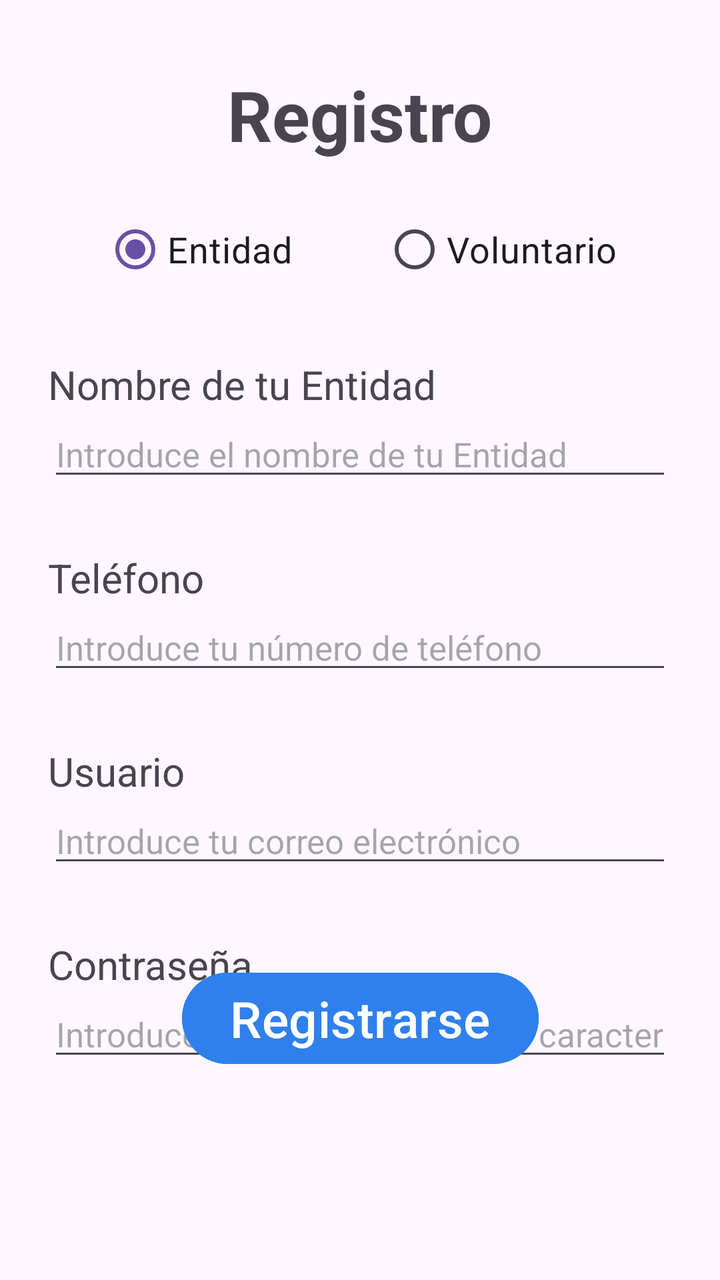
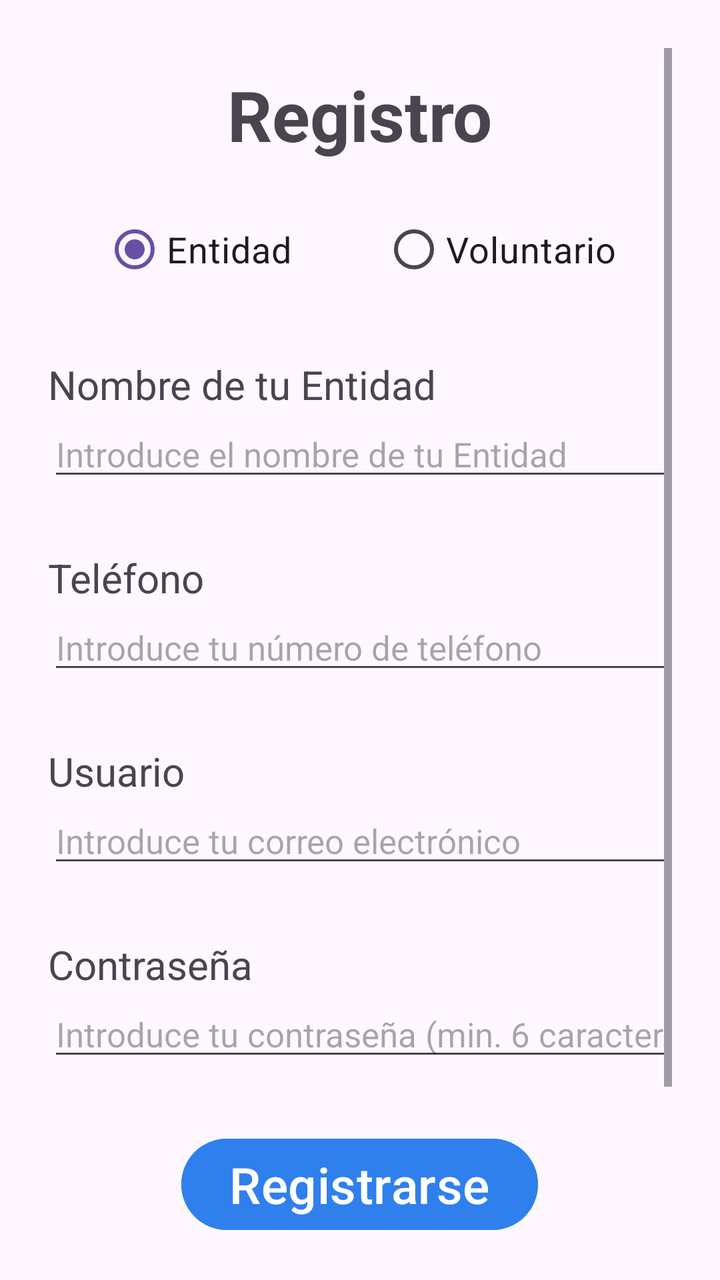

Screens rendered from an Android XML layout before and after an edit, with the pre-edit source and the edit as a unified diff.
<!-- AndroidManifest.xml: application theme Theme.Conecta_Voluntariado_TFG -->
<!-- res/layout/activity_registration.xml -->
<?xml version="1.0" encoding="utf-8"?>
<androidx.constraintlayout.widget.ConstraintLayout xmlns:android="http://schemas.android.com/apk/res/android"
    xmlns:app="http://schemas.android.com/apk/res-auto"
    xmlns:tools="http://schemas.android.com/tools"
    android:id="@+id/main"
    android:layout_width="match_parent"
    android:layout_height="match_parent"
    android:padding="24dp"
    tools:context="com.conecta_voluntariado_tfg.RegistrationActivity">

    <TextView
        android:id="@+id/tvSignUp"
        android:layout_width="wrap_content"
        android:layout_height="wrap_content"
        android:layout_marginTop="10dp"
        android:text="Registro"
        android:textSize="35sp"
        android:textStyle="bold"
        app:layout_constraintEnd_toEndOf="parent"
        app:layout_constraintStart_toStartOf="parent"
        app:layout_constraintTop_toTopOf="parent" />

    <RadioGroup
        android:id="@+id/radioGroup"
        android:layout_width="wrap_content"
        android:layout_height="wrap_content"
        android:layout_marginTop="20dp"
        android:orientation="horizontal"
        app:layout_constraintEnd_toEndOf="parent"
        app:layout_constraintStart_toStartOf="parent"
        app:layout_constraintTop_toBottomOf="@+id/tvSignUp">

        <RadioButton
            android:id="@+id/entityRadio"
            android:layout_width="wrap_content"
            android:layout_height="wrap_content"
            android:checked="true"
            android:text="Entidad"
            android:textSize="18sp" />

        <RadioButton
            android:id="@+id/volunteerRadio"
            android:layout_width="wrap_content"
            android:layout_height="wrap_content"
            android:layout_marginLeft="45dp"
            android:text="Voluntario"
            android:textSize="18sp" />
    </RadioGroup>

    <LinearLayout
        android:id="@+id/entityContainer"
        android:layout_width="match_parent"
        android:layout_height="wrap_content"
        android:orientation="vertical"
        app:layout_constraintEnd_toEndOf="parent"
        app:layout_constraintStart_toStartOf="parent"
        app:layout_constraintTop_toBottomOf="@+id/radioGroup">

        <TextView
            android:layout_width="wrap_content"
            android:layout_height="wrap_content"
            android:layout_marginTop="30dp"
            android:text="Nombre de tu Entidad"
            android:textSize="20sp"
            app:layout_constraintStart_toStartOf="parent" />

        <EditText
            android:id="@+id/etNameEntity"
            android:layout_width="match_parent"
            android:layout_height="wrap_content"
            android:layout_marginBottom="30dp"
            android:hint="Introduce el nombre de tu Entidad"
            android:textSize="17sp" />

        <TextView
            android:layout_width="match_parent"
            android:layout_height="wrap_content"
            android:text="Teléfono"
            android:textSize="20sp" />

        <EditText
            android:id="@+id/etPhoneNumber"
            android:layout_width="match_parent"
            android:layout_height="wrap_content"
            android:layout_marginBottom="30dp"
            android:hint="Introduce tu número de teléfono"
            android:inputType="number"
            android:textSize="17sp" />

        <TextView
            android:layout_width="match_parent"
            android:layout_height="wrap_content"
            android:text="Usuario"
            android:textSize="20sp" />

        <EditText
            android:id="@+id/etUserEntity"
            android:layout_width="match_parent"
            android:layout_height="wrap_content"
            android:layout_marginBottom="30dp"
            android:hint="Introduce tu correo electrónico"
            android:inputType="textEmailAddress"
            android:textSize="17sp" />

        <TextView
            android:layout_width="match_parent"
            android:layout_height="wrap_content"
            android:text="Contraseña"
            android:textSize="20sp" />

        <EditText
            android:id="@+id/etPassEntity"
            android:layout_width="match_parent"
            android:layout_height="wrap_content"
            android:hint="Introduce tu contraseña (min. 6 caracteres)"
            android:inputType="textPassword"
            android:textSize="17sp" />
    </LinearLayout>

    <LinearLayout
        android:id="@+id/volunteerContainer"
        android:layout_width="match_parent"
        android:layout_height="wrap_content"
        android:orientation="vertical"
        android:visibility="gone"
        app:layout_constraintEnd_toEndOf="parent"
        app:layout_constraintStart_toStartOf="parent"
        app:layout_constraintTop_toBottomOf="@+id/radioGroup">

        <TextView
            android:layout_width="wrap_content"
            android:layout_height="wrap_content"
            android:layout_marginTop="30dp"
            android:text="Nombre"
            android:textSize="20sp"
            app:layout_constraintStart_toStartOf="parent" />

        <EditText
            android:id="@+id/etNameVolunteer"
            android:layout_width="match_parent"
            android:layout_height="wrap_content"
            android:layout_marginBottom="10dp"
            android:hint="Introduce tu nombre"
            android:textSize="17sp" />

        <TextView
            android:layout_width="match_parent"
            android:layout_height="wrap_content"
            android:layout_marginTop="20dp"
            android:text="Apellidos"
            android:textSize="20sp" />

        <EditText
            android:id="@+id/etSurnameVolunteer"
            android:layout_width="match_parent"
            android:layout_height="wrap_content"
            android:layout_marginBottom="10dp"
            android:hint="Introduce tus apellidos"
            android:textSize="17sp" />

        <TextView
            android:layout_width="match_parent"
            android:layout_height="wrap_content"
            android:layout_marginTop="20dp"
            android:text="Usuario"
            android:textSize="20sp" />

        <EditText
            android:id="@+id/etUserVolunteer"
            android:layout_width="match_parent"
            android:layout_height="wrap_content"
            android:layout_marginBottom="10dp"
            android:hint="Introduce tu correo electrónico"
            android:inputType="textEmailAddress"
            android:textSize="17sp" />

        <TextView
            android:layout_width="match_parent"
            android:layout_height="wrap_content"
            android:layout_marginTop="20dp"
            android:text="Contraseña"
            android:textSize="20sp" />

        <EditText
            android:id="@+id/etPassVolunteer"
            android:layout_width="match_parent"
            android:layout_height="wrap_content"
            android:hint="Introduce tu contraseña (min. 6 caracteres)"
            android:inputType="textPassword"
            android:textSize="17sp" />
    </LinearLayout>

    <Button
        android:id="@+id/btnSignUp"
        android:layout_width="wrap_content"
        android:layout_height="wrap_content"
        android:layout_marginBottom="80dp"
        android:backgroundTint="@color/brand_blue"
        android:text="Registrarse"
        android:textSize="25sp"
        app:layout_constraintBottom_toBottomOf="parent"
        app:layout_constraintEnd_toEndOf="parent"
        app:layout_constraintStart_toStartOf="parent" />

</androidx.constraintlayout.widget.ConstraintLayout>
<!-- resources referenced by this layout -->
<resources>
  <color name="brand_blue">#2F80ED</color>
  <style name="Theme.Conecta_Voluntariado_TFG" parent="Base.Theme.Conecta_Voluntariado_TFG" />
  <style name="Base.Theme.Conecta_Voluntariado_TFG" parent="Theme.Material3.DayNight.NoActionBar">
          
          
      </style>
</resources>

<!-- the commit's change to res/layout/activity_registration.xml (unified diff, before → after) -->
@@ -8,198 +8,207 @@
     android:padding="24dp"
     tools:context="com.conecta_voluntariado_tfg.RegistrationActivity">
 
-    <TextView
-        android:id="@+id/tvSignUp"
-        android:layout_width="wrap_content"
-        android:layout_height="wrap_content"
-        android:layout_marginTop="10dp"
-        android:text="Registro"
-        android:textSize="35sp"
-        android:textStyle="bold"
+    <ScrollView
+        android:layout_width="0dp"
+        android:layout_height="0dp"
+        android:fillViewport="true"
+        app:layout_constraintBottom_toBottomOf="parent"
         app:layout_constraintEnd_toEndOf="parent"
         app:layout_constraintStart_toStartOf="parent"
-        app:layout_constraintTop_toTopOf="parent" />
-
-    <RadioGroup
-        android:id="@+id/radioGroup"
-        android:layout_width="wrap_content"
-        android:layout_height="wrap_content"
-        android:layout_marginTop="20dp"
-        android:orientation="horizontal"
-        app:layout_constraintEnd_toEndOf="parent"
-        app:layout_constraintStart_toStartOf="parent"
-        app:layout_constraintTop_toBottomOf="@+id/tvSignUp">
-
-        <RadioButton
-            android:id="@+id/entityRadio"
-            android:layout_width="wrap_content"
-            android:layout_height="wrap_content"
-            android:checked="true"
-            android:text="Entidad"
-            android:textSize="18sp" />
-
-        <RadioButton
-            android:id="@+id/volunteerRadio"
-            android:layout_width="wrap_content"
-            android:layout_height="wrap_content"
-            android:layout_marginLeft="45dp"
-            android:text="Voluntario"
-            android:textSize="18sp" />
-    </RadioGroup>
-
-    <LinearLayout
-        android:id="@+id/entityContainer"
-        android:layout_width="match_parent"
-        android:layout_height="wrap_content"
-        android:orientation="vertical"
-        app:layout_constraintEnd_toEndOf="parent"
-        app:layout_constraintStart_toStartOf="parent"
-        app:layout_constraintTop_toBottomOf="@+id/radioGroup">
-
-        <TextView
-            android:layout_width="wrap_content"
-            android:layout_height="wrap_content"
-            android:layout_marginTop="30dp"
-            android:text="Nombre de tu Entidad"
-            android:textSize="20sp"
-            app:layout_constraintStart_toStartOf="parent" />
-
-        <EditText
-            android:id="@+id/etNameEntity"
+        app:layout_constraintTop_toTopOf="parent">
+
+        <LinearLayout
             android:layout_width="match_parent"
             android:layout_height="wrap_content"
-            android:layout_marginBottom="30dp"
-            android:hint="Introduce el nombre de tu Entidad"
-            android:textSize="17sp" />
-
-        <TextView
-            android:layout_width="match_parent"
-            android:layout_height="wrap_content"
-            android:text="Teléfono"
-            android:textSize="20sp" />
-
-        <EditText
-            android:id="@+id/etPhoneNumber"
-            android:layout_width="match_parent"
-            android:layout_height="wrap_content"
-            android:layout_marginBottom="30dp"
-            android:hint="Introduce tu número de teléfono"
-            android:inputType="number"
-            android:textSize="17sp" />
-
-        <TextView
-            android:layout_width="match_parent"
-            android:layout_height="wrap_content"
-            android:text="Usuario"
-            android:textSize="20sp" />
-
-        <EditText
-            android:id="@+id/etUserEntity"
-            android:layout_width="match_parent"
-            android:layout_height="wrap_content"
-            android:layout_marginBottom="30dp"
-            android:hint="Introduce tu correo electrónico"
-            android:inputType="textEmailAddress"
-            android:textSize="17sp" />
-
-        <TextView
-            android:layout_width="match_parent"
-            android:layout_height="wrap_content"
-            android:text="Contraseña"
-            android:textSize="20sp" />
-
-        <EditText
-            android:id="@+id/etPassEntity"
-            android:layout_width="match_parent"
-            android:layout_height="wrap_content"
-            android:hint="Introduce tu contraseña (min. 6 caracteres)"
-            android:inputType="textPassword"
-            android:textSize="17sp" />
-    </LinearLayout>
-
-    <LinearLayout
-        android:id="@+id/volunteerContainer"
-        android:layout_width="match_parent"
-        android:layout_height="wrap_content"
-        android:orientation="vertical"
-        android:visibility="gone"
-        app:layout_constraintEnd_toEndOf="parent"
-        app:layout_constraintStart_toStartOf="parent"
-        app:layout_constraintTop_toBottomOf="@+id/radioGroup">
-
-        <TextView
-            android:layout_width="wrap_content"
-            android:layout_height="wrap_content"
-            android:layout_marginTop="30dp"
-            android:text="Nombre"
-            android:textSize="20sp"
-            app:layout_constraintStart_toStartOf="parent" />
-
-        <EditText
-            android:id="@+id/etNameVolunteer"
-            android:layout_width="match_parent"
-            android:layout_height="wrap_content"
-            android:layout_marginBottom="10dp"
-            android:hint="Introduce tu nombre"
-            android:textSize="17sp" />
-
-        <TextView
-            android:layout_width="match_parent"
-            android:layout_height="wrap_content"
-            android:layout_marginTop="20dp"
-            android:text="Apellidos"
-            android:textSize="20sp" />
-
-        <EditText
-            android:id="@+id/etSurnameVolunteer"
-            android:layout_width="match_parent"
-            android:layout_height="wrap_content"
-            android:layout_marginBottom="10dp"
-            android:hint="Introduce tus apellidos"
-            android:textSize="17sp" />
-
-        <TextView
-            android:layout_width="match_parent"
-            android:layout_height="wrap_content"
-            android:layout_marginTop="20dp"
-            android:text="Usuario"
-            android:textSize="20sp" />
-
-        <EditText
-            android:id="@+id/etUserVolunteer"
-            android:layout_width="match_parent"
-            android:layout_height="wrap_content"
-            android:layout_marginBottom="10dp"
-            android:hint="Introduce tu correo electrónico"
-            android:inputType="textEmailAddress"
-            android:textSize="17sp" />
-
-        <TextView
-            android:layout_width="match_parent"
-            android:layout_height="wrap_content"
-            android:layout_marginTop="20dp"
-            android:text="Contraseña"
-            android:textSize="20sp" />
-
-        <EditText
-            android:id="@+id/etPassVolunteer"
-            android:layout_width="match_parent"
-            android:layout_height="wrap_content"
-            android:hint="Introduce tu contraseña (min. 6 caracteres)"
-            android:inputType="textPassword"
-            android:textSize="17sp" />
-    </LinearLayout>
-
-    <Button
-        android:id="@+id/btnSignUp"
-        android:layout_width="wrap_content"
-        android:layout_height="wrap_content"
-        android:layout_marginBottom="80dp"
-        android:backgroundTint="@color/brand_blue"
-        android:text="Registrarse"
-        android:textSize="25sp"
-        app:layout_constraintBottom_toBottomOf="parent"
-        app:layout_constraintEnd_toEndOf="parent"
-        app:layout_constraintStart_toStartOf="parent" />
+            android:orientation="vertical">
+
+            <TextView
+                android:id="@+id/tvSignUp"
+                android:layout_width="wrap_content"
+                android:layout_height="wrap_content"
+                android:layout_gravity="center_horizontal"
+                android:layout_marginTop="10dp"
+                android:text="Registro"
+                android:textSize="35sp"
+                android:textStyle="bold" />
+
+            <RadioGroup
+                android:id="@+id/radioGroup"
+                android:layout_width="wrap_content"
+                android:layout_height="wrap_content"
+                android:layout_gravity="center_horizontal"
+                android:layout_marginTop="20dp"
+                android:orientation="horizontal">
+
+                <RadioButton
+                    android:id="@+id/entityRadio"
+                    android:layout_width="wrap_content"
+                    android:layout_height="wrap_content"
+                    android:checked="true"
+                    android:text="Entidad"
+                    android:textSize="18sp" />
+
+                <RadioButton
+                    android:id="@+id/volunteerRadio"
+                    android:layout_width="wrap_content"
+                    android:layout_height="wrap_content"
+                    android:layout_marginLeft="45dp"
+                    android:text="Voluntario"
+                    android:textSize="18sp" />
+            </RadioGroup>
+
+            <LinearLayout
+                android:id="@+id/entityContainer"
+                android:layout_width="match_parent"
+                android:layout_height="wrap_content"
+                android:orientation="vertical">
+
+                <TextView
+                    android:layout_width="wrap_content"
+                    android:layout_height="wrap_content"
+                    android:layout_marginTop="30dp"
+                    android:text="Nombre de tu Entidad"
+                    android:textSize="20sp" />
+
+                <EditText
+                    android:id="@+id/etNameEntity"
+                    android:layout_width="match_parent"
+                    android:layout_height="wrap_content"
+                    android:layout_marginBottom="30dp"
+                    android:hint="Introduce el nombre de tu Entidad"
+                    android:textSize="17sp" />
+
+                <TextView
+                    android:layout_width="match_parent"
+                    android:layout_height="wrap_content"
+                    android:text="Teléfono"
+                    android:textSize="20sp" />
+
+                <EditText
+                    android:id="@+id/etPhoneNumber"
+                    android:layout_width="match_parent"
+                    android:layout_height="wrap_content"
+                    android:layout_marginBottom="30dp"
+                    android:hint="Introduce tu número de teléfono"
+                    android:inputType="number"
+                    android:textSize="17sp" />
+
+                <TextView
+                    android:layout_width="match_parent"
+                    android:layout_height="wrap_content"
+                    android:text="Usuario"
+                    android:textSize="20sp" />
+
+                <EditText
+                    android:id="@+id/etUserEntity"
+                    android:layout_width="match_parent"
+                    android:layout_height="wrap_content"
+                    android:layout_marginBottom="30dp"
+                    android:hint="Introduce tu correo electrónico"
+                    android:inputType="textEmailAddress"
+                    android:textSize="17sp" />
+
+                <TextView
+                    android:layout_width="match_parent"
+                    android:layout_height="wrap_content"
+                    android:text="Contraseña"
+                    android:textSize="20sp" />
+
+                <EditText
+                    android:id="@+id/etPassEntity"
+                    android:layout_width="match_parent"
+                    android:layout_height="wrap_content"
+                    android:hint="Introduce tu contraseña (min. 6 caracteres)"
+                    android:inputType="textPassword"
+                    android:textSize="17sp" />
+            </LinearLayout>
+
+            <LinearLayout
+                android:id="@+id/volunteerContainer"
+                android:layout_width="match_parent"
+                android:layout_height="wrap_content"
+                android:orientation="vertical"
+                android:visibility="gone"
+                app:layout_constraintEnd_toEndOf="parent"
+                app:layout_constraintStart_toStartOf="parent"
+                app:layout_constraintTop_toBottomOf="@+id/radioGroup">
+
+                <TextView
+                    android:layout_width="wrap_content"
+                    android:layout_height="wrap_content"
+                    android:layout_marginTop="30dp"
+                    android:text="Nombre"
+                    android:textSize="20sp"
+                    app:layout_constraintStart_toStartOf="parent" />
+
+                <EditText
+                    android:id="@+id/etNameVolunteer"
+                    android:layout_width="match_parent"
+                    android:layout_height="wrap_content"
+                    android:layout_marginBottom="10dp"
+                    android:hint="Introduce tu nombre"
+                    android:textSize="17sp" />
+
+                <TextView
+                    android:layout_width="match_parent"
+                    android:layout_height="wrap_content"
+                    android:layout_marginTop="20dp"
+                    android:text="Apellidos"
+                    android:textSize="20sp" />
+
+                <EditText
+                    android:id="@+id/etSurnameVolunteer"
+                    android:layout_width="match_parent"
+                    android:layout_height="wrap_content"
+                    android:layout_marginBottom="10dp"
+                    android:hint="Introduce tus apellidos"
+                    android:textSize="17sp" />
+
+                <TextView
+                    android:layout_width="match_parent"
+                    android:layout_height="wrap_content"
+                    android:layout_marginTop="20dp"
+                    android:text="Usuario"
+                    android:textSize="20sp" />
+
+                <EditText
+                    android:id="@+id/etUserVolunteer"
+                    android:layout_width="match_parent"
+                    android:layout_height="wrap_content"
+                    android:layout_marginBottom="10dp"
+                    android:hint="Introduce tu correo electrónico"
+                    android:inputType="textEmailAddress"
+                    android:textSize="17sp" />
+
+                <TextView
+                    android:layout_width="match_parent"
+                    android:layout_height="wrap_content"
+                    android:layout_marginTop="20dp"
+                    android:text="Contraseña"
+                    android:textSize="20sp" />
+
+                <EditText
+                    android:id="@+id/etPassVolunteer"
+                    android:layout_width="match_parent"
+                    android:layout_height="wrap_content"
+                    android:hint="Introduce tu contraseña (min. 6 caracteres)"
+                    android:inputType="textPassword"
+                    android:textSize="17sp" />
+            </LinearLayout>
+
+            <Button
+                android:id="@+id/btnSignUp"
+                android:layout_width="wrap_content"
+                android:layout_height="wrap_content"
+                android:layout_gravity="center_horizontal"
+                android:layout_marginTop="30dp"
+                android:layout_marginBottom="80dp"
+                android:backgroundTint="@color/brand_blue"
+                android:text="Registrarse"
+                android:textSize="25sp" />
+
+        </LinearLayout>
+
+    </ScrollView>
 
 </androidx.constraintlayout.widget.ConstraintLayout>
